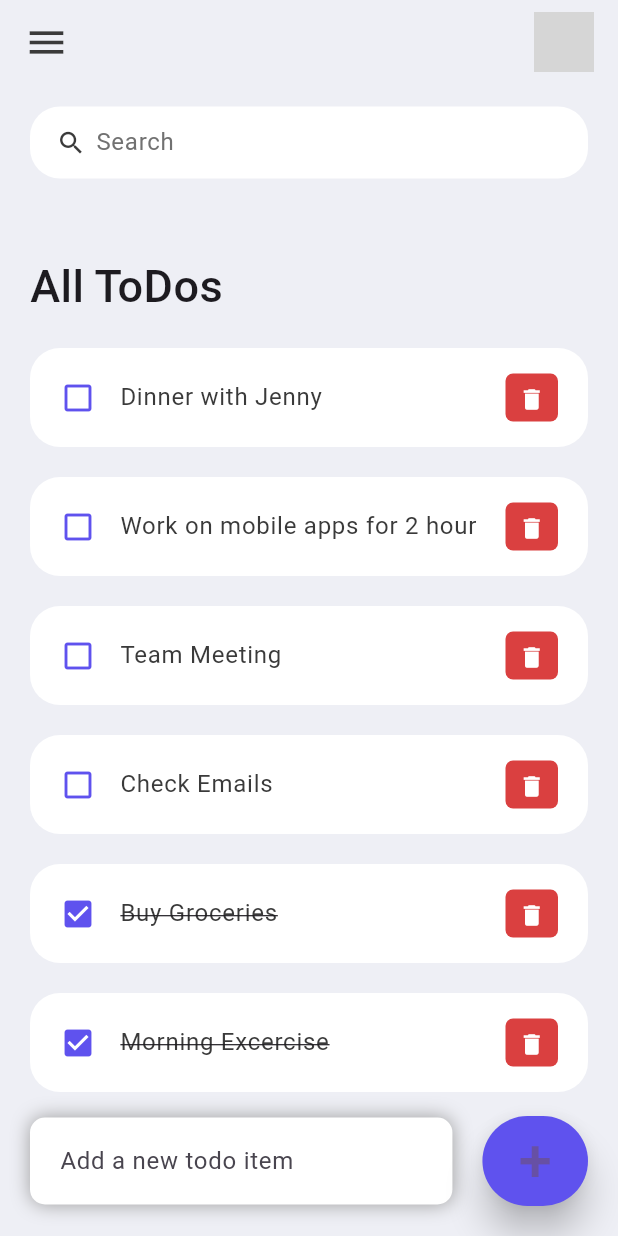
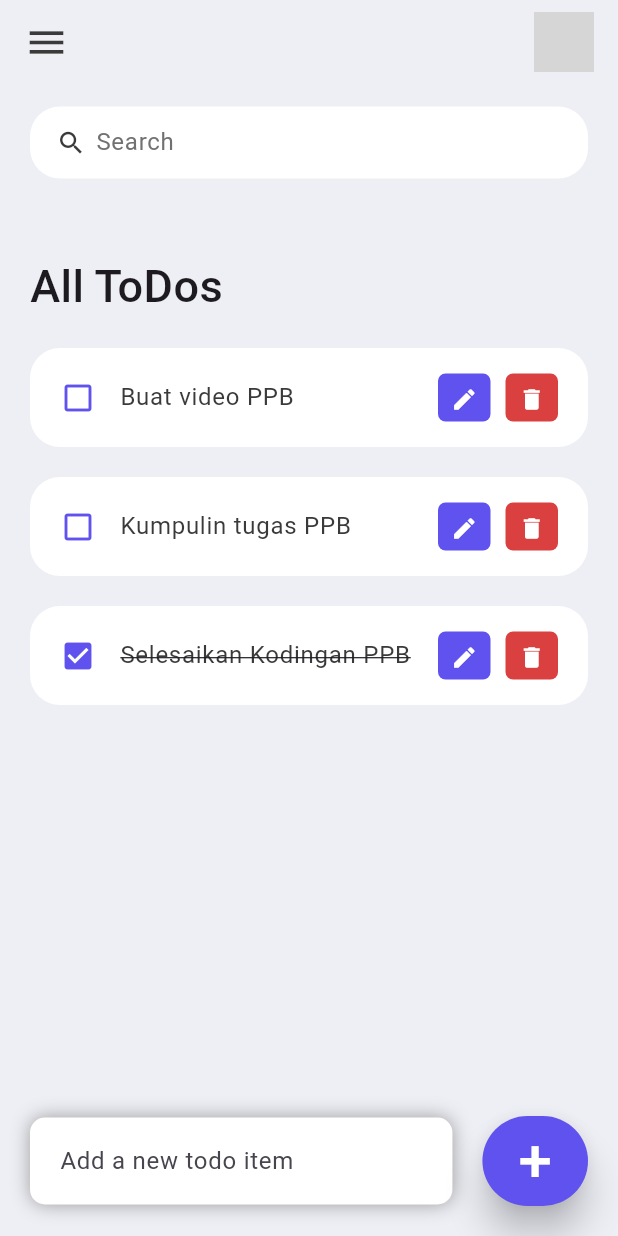
Before and after one commit to radwij/flutter-noteapp, a Flutter app: the screen it shows after launch, on a phone screen of 412 x 824 dp. Run offline on Flutter 3.47's test engine with Material 3 defaults, Android fonts, the phone set to English and light mode, and no system bars; grey boxes are pictures that could not be loaded.

Commit message:
added edit todo

```diff
--- a/lib/model/todo.dart
+++ b/lib/model/todo.dart
@@ -11,12 +11,9 @@ class ToDo {
 
   static List<ToDo> todoList() {
     return [
-      ToDo(id: '01', todoText: 'Morning Excercise', isDone: true ),
-      ToDo(id: '02', todoText: 'Buy Groceries', isDone: true ),
-      ToDo(id: '03', todoText: 'Check Emails', ),
-      ToDo(id: '04', todoText: 'Team Meeting', ),
-      ToDo(id: '05', todoText: 'Work on mobile apps for 2 hour', ),
-      ToDo(id: '06', todoText: 'Dinner with Jenny', ),
+      ToDo(id: '01', todoText: 'Selesaikan Kodingan PPB', isDone: true ),
+      ToDo(id: '02', todoText: 'Kumpulin tugas PPB'),
+      ToDo(id: '03', todoText: 'Buat video PPB', ),
     ];
   }
 }
--- a/lib/widgets/todo_item.dart
+++ b/lib/widgets/todo_item.dart
@@ -7,12 +7,14 @@ class ToDoItem extends StatelessWidget {
   final ToDo todo;
   final onToDoChanged;
   final onDeleteItem;
+  final Function(ToDo) onEditItem;
 
   const ToDoItem({
     Key? key,
     required this.todo,
     required this.onToDoChanged,
     required this.onDeleteItem,
+    required this.onEditItem,
   }) : super(key: key);
 
   @override
@@ -41,7 +43,30 @@ class ToDoItem extends StatelessWidget {
             decoration: todo.isDone ? TextDecoration.lineThrough : null,
           ),
         ),
-        trailing: Container(
+        trailing: Row(
+          mainAxisSize: MainAxisSize.min,
+          children: [
+            Container(
+              padding: EdgeInsets.all(0),
+              margin: EdgeInsets.symmetric(vertical: 12),
+              height: 35,
+              width: 35,
+              decoration: BoxDecoration(
+                color: tdBlue,
+                borderRadius: BorderRadius.circular(5),
+              ),
+              child: IconButton(
+                color: Colors.white,
+                iconSize: 18,
+                icon: Icon(Icons.edit),
+                onPressed: () {
+                  // print('Clicked on Edit icon');
+                  onEditItem(todo);
+                },
+              ),
+            ),
+            SizedBox(width: 10),
+            Container(
               padding: EdgeInsets.all(0),
               margin: EdgeInsets.symmetric(vertical: 12),
               height: 35,
@@ -60,6 +85,8 @@ class ToDoItem extends StatelessWidget {
                 },
               ),
             ),
+          ]
+        ),
       ),
     );
   }
```
Also changed, not shown: lib/screens/home.dart (+40 -0 lines). Lines whose indentation alone changed are shown as unchanged.
